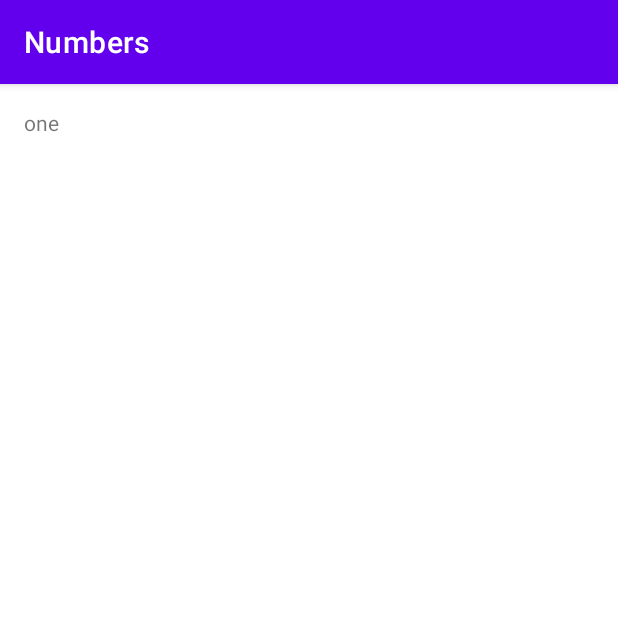
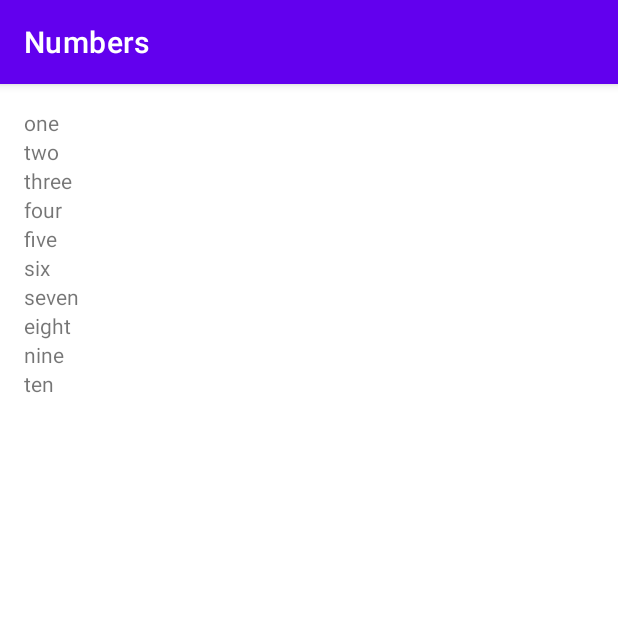
Before and after one commit to Kanika30vats/Android_Java_Miwok_App, an Android app: the NumbersActivity screen opened directly, with no data from a screen before it, on a phone screen of 412 x 824 dp, the top half of it. Run offline under Robolectric (Android 15) with nearby library versions, the phone set to English and light mode, and no system bars.

Commit message:
TextView LinearLayout using loops

```diff
--- a/app/src/main/java/com/example/miwok/NumbersActivity.java
+++ b/app/src/main/java/com/example/miwok/NumbersActivity.java
@@ -4,7 +4,9 @@ import androidx.appcompat.app.AppCompatActivity;
 
 import android.os.Bundle;
 import android.util.Log;
+import android.widget.ArrayAdapter;
 import android.widget.LinearLayout;
+import android.widget.ListView;
 import android.widget.TextView;
 
 import java.util.ArrayList;
@@ -20,15 +22,7 @@ public class NumbersActivity extends AppCompatActivity {
         //            String[] words = new String[10];
         //            words[0] = "one";
         //            words[1] = "two";
-        //            words[2] = "three";
-        //            words[3] = "four";
-        //            words[4] = "five";
-        //            words[5] = "six";
-        //            words[6] = "seven";
-        //            words[7] = "eight";
-        //            words[8] = "nine";
-        //            words[9] = "ten";
-        //
+        //            and so on till words[9]
         //
         //            // Verify the contents of the array by printing out array elements to the logs
         //            Log.v("NumbersActivity", "Word at index 0: " + words[0]);
@@ -38,18 +32,43 @@ public class NumbersActivity extends AppCompatActivity {
         ArrayList<String> words = new ArrayList<String>();
         words.add("one");
         words.add("two");
+        words.add("three");
+        words.add("four");
+        words.add("five");
+        words.add("six");
+        words.add("seven");
+        words.add("eight");
+        words.add("nine");
+        words.add("ten");
 
-        //            Log.v("NumbersActivity", "Word at index 0: " + words.get(0));
-        //            Log.v("NumbersActivity", "Word at index 1: " + words.get(1));
+        //        //            Log.v("NumbersActivity", "Word at index 0: " + words.get(0));
+        //        //            Log.v("NumbersActivity", "Word at index 1: " + words.get(1));
+        //
+        //        // ADDING TEXTVIEW TO LAYOUT WITHOUT LOOP
+        //        // This line finds the LinearLayout called rootView
+        //        LinearLayout rootView = (LinearLayout) findViewById(R.id.rootView);
+        //        // Every time we declare a View in java code, we need to pass the context
+        //        // so that the view knows the theme and other information about the app.
+        //        TextView wordView = new TextView(this); // this refers to the context NumbersActivity class.
+        //        wordView.setText(words.get(0));
+        //        // Add view as child to the parent view called rootView
+        //        rootView.addView(wordView);
 
-        // This line finds the LinearLayout called rootView
-        LinearLayout rootView = (LinearLayout) findViewById(R.id.rootView);
-        // Every time we declare a View in java code, we need to pass the context
-        // so that the view knows the theme and other information about the app.
-        TextView wordView = new TextView(this); // this refers to the context NumbersActivity class.
-        wordView.setText(words.get(0));
-        // Add view as child to the parent view called rootView
-        rootView.addView(wordView);
+                // ADDING TEXTVIEW TO LAYOUT USING LOOP
+                // Find the root view of the whole layout
+                LinearLayout rootView = (LinearLayout) findViewById(R.id.rootView);
+
+                int index = 0;
+                while(index<words.size())
+                {
+                    // Create a new {@link TextView} that displayed the word and add the View as a child to the rootView
+                    TextView wordView = new TextView(this); // explanation of 'this' is written above in comment
+                    wordView.setText(words.get(index));
+                    rootView.addView(wordView);
+
+                    index++;
+                }
+
 
     }
 }
```
